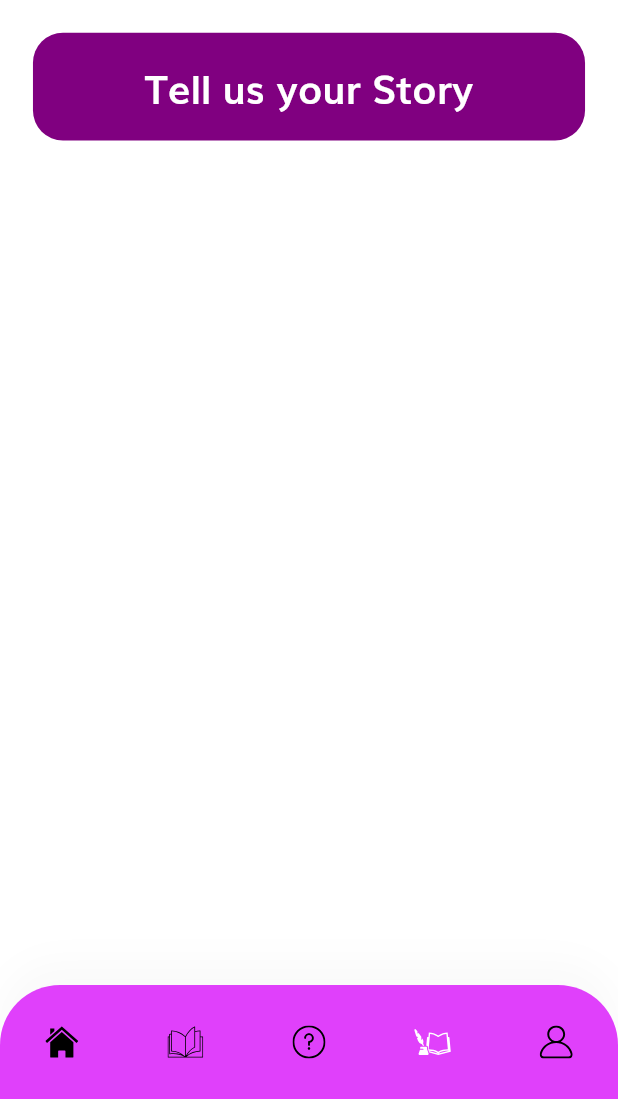
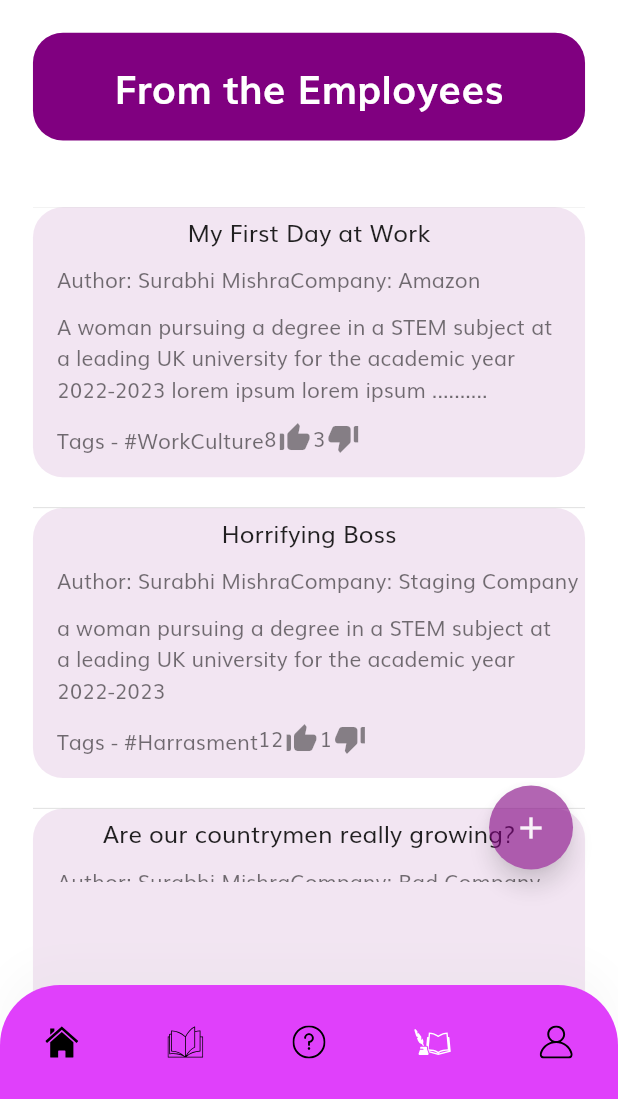
Before and after one commit to SurabhiMishra/EmpowHER-App, a Flutter app: the StoryScreen screen opened by its route, on a phone screen of 412 x 824 dp, the part 137-1236 px from its top. Run offline on Flutter 3.47's test engine with Material 2 defaults, Android fonts, the phone set to English and light mode, and no system bars; our stand-ins replace flutter_svg.

Commit message:
story page

```diff
--- a/lib/routes.dart
+++ b/lib/routes.dart
@@ -12,6 +12,7 @@ import 'package:shop_app/screens/otp/otp_screen.dart';
 import 'package:shop_app/screens/profile/profile_screen.dart';
 import 'package:shop_app/screens/sign_in/sign_in_screen.dart';
 import 'package:shop_app/screens/splash/splash_screen.dart';
+import 'package:shop_app/story/components/add_story.dart';
 import 'package:shop_app/story/story_screen.dart';
 
 import 'screens/sign_up/sign_up_screen.dart';
@@ -34,4 +35,5 @@ final Map<String, WidgetBuilder> routes = {
   ResourcesScreen.routeName: (context) => ResourcesScreen(),
   StoryScreen.routeName: (context) => StoryScreen(),
   AddOpportunity.routeName : (context) => AddOpportunity(),
+  AddStory.routeName : (context) => AddStory(),
 };
--- a/lib/screens/home/components/opportunities.dart
+++ b/lib/screens/home/components/opportunities.dart
@@ -1,12 +1,12 @@
 import 'package:flutter/material.dart';
-class Opportunities{
+
+class Opportunities {
   Opportunities({
     required this.name,
     required this.url,
     required this.deadline,
     required this.eligibility,
-}
-      );
+  });
 
   String? name;
   String? url;
--- /dev/null
+++ b/lib/story/components/stories.dart
@@ -0,0 +1,21 @@
+import 'package:flutter/material.dart';
+
+class Stories {
+  Stories({
+    required this.name,
+    required this.story,
+    required this.company,
+    required this.by,
+    required this.tags,
+    required this.upvotes,
+    required this.downvotes,
+  });
+
+  String? name;
+  String? story;
+  String? company;
+  String? by;
+  String tags;
+  int upvotes = 0;
+  int downvotes = 0;
+}
--- /dev/null
+++ b/lib/story/components/story_list_tile.dart
@@ -0,0 +1,73 @@
+import 'package:flutter/material.dart';
+import 'package:shop_app/constants.dart';
+import 'package:shop_app/story/components/stories.dart';
+
+class StoryListTile extends StatelessWidget {
+  // const StoryListTile({Key? key}) : super(key: key);
+
+  const StoryListTile({required this.oppor});
+
+  final Stories oppor;
+
+  @override
+  Widget build(BuildContext context) {
+    return Padding(
+      padding: EdgeInsets.fromLTRB(0, 0, 0, 20),
+      child: ListTile(
+        shape:
+            RoundedRectangleBorder(borderRadius: BorderRadius.circular(20.0)),
+        tileColor: kSecondaryColor.withOpacity(0.1),
+        title: Center(
+            child: Text(
+          "${oppor.name}",
+          textAlign: TextAlign.center,
+        )),
+        subtitle: Column(
+          crossAxisAlignment: CrossAxisAlignment.start,
+          children: [
+            SizedBox(
+              height: 10,
+            ),
+            Row(
+              children: [
+                Text(
+                  "Author: ${oppor.by}",
+                ),
+                Text(
+                  "Company: ${oppor.company}",
+                ),
+              ],
+            ),
+            SizedBox(
+              height: 10,
+            ),
+            Text("${oppor.story}"),
+            SizedBox(
+              height: 10,
+            ),
+            Row(
+              crossAxisAlignment: CrossAxisAlignment.end,
+              children: [
+                Text('Tags - '),
+                Flexible(child: Text(oppor.tags)),
+                Row(
+                  children: [
+                    Text('${oppor.upvotes}'),
+                    Icon(Icons.thumb_up_alt)
+                  ],
+                ),
+                Row(
+                  children: [
+                    Text('${oppor.downvotes}'),
+                    Icon(Icons.thumb_down_alt)
+                  ],
+                ),
+              ],
+            ),
+            SizedBox(height: 10),
+          ],
+        ),
+      ),
+    );
+  }
+}
--- a/lib/story/story_screen.dart
+++ b/lib/story/story_screen.dart
@@ -1,8 +1,43 @@
 import 'package:flutter/material.dart';
+import 'package:shop_app/constants.dart';
 import 'package:shop_app/components/custom_bottom_nav_bar.dart';
 import 'package:shop_app/enums.dart';
 import 'package:shop_app/screens/home/components/home_header.dart';
 import 'package:shop_app/size_config.dart';
+import 'package:shop_app/story/components/add_story.dart';
+import 'package:shop_app/story/components/story_list_tile.dart';
+import 'package:shop_app/screens/home/components/list_item_builder.dart';
+import 'package:shop_app/story/components/stories.dart';
+
+List<Stories> opporValues = [
+  Stories(
+      name: "My First Day at Work",
+      company: "Amazon",
+      by: "Surabhi Mishra",
+      story:
+          "A woman pursuing a degree in a STEM subject at a leading UK university for the academic year 2022-2023 lorem ipsum lorem ipsum ..........",
+      upvotes: 8,
+      downvotes: 3,
+      tags: "#WorkCulture"),
+  Stories(
+      name: "Horrifying Boss",
+      company: "Staging Company",
+      by: "Surabhi Mishra",
+      story:
+          "a woman pursuing a degree in a STEM subject at a leading UK university for the academic year 2022-2023",
+      upvotes: 12,
+      downvotes: 1,
+      tags: "#Harrasment"),
+  Stories(
+      name: "Are our countrymen really growing?",
+      company: "Bad Company",
+      by: "Surabhi Mishra",
+      story:
+          "a woman pursuing a degree in a STEM subject at a leading UK university for the academic year 2022-2023",
+      upvotes: 14,
+      downvotes: 1,
+      tags: "#GenderInequality"),
+];
 
 class StoryScreen extends StatefulWidget {
   static String routeName = "/story";
@@ -20,7 +55,6 @@ class _StoryScreenState extends State<StoryScreen> {
       body: _buildContents(context),
       bottomNavigationBar: CustomBottomNavBar(selectedMenu: MenuState.story),
     );
-    ;
   }
 }
 
@@ -42,19 +76,56 @@ Widget _buildContents(BuildContext context) {
             color: Color(0xFF800080),
             borderRadius: BorderRadius.circular(20),
           ),
-          child:
-              Center(
-                child: Text(
-                  "Tell us your Story",
-                  style: TextStyle(
-                    color: Colors.white,
-                    fontSize: getProportionateScreenWidth(24),
-                    fontWeight: FontWeight.bold,
+          child: Center(
+            child: Text(
+              "From the Employees",
+              style: TextStyle(
+                color: Colors.white,
+                fontSize: getProportionateScreenWidth(24),
+                fontWeight: FontWeight.bold,
+              ),
+            ),
+          ),
+        ),
+        Container(
+          height: 450,
+          margin: EdgeInsets.all(getProportionateScreenWidth(20)),
+          child: Stack(children: [
+            StreamBuilder<List<Stories>>(
+              stream: opporStream(),
+              builder: (context, snapshot) {
+                return ListItemBuilder<Stories>(
+                  snapshot: snapshot,
+                  itemBuilder: (context, oppor) => StoryListTile(
+                    oppor: oppor,
+                    // onTap: () => _showReport(context,report),
+                  ),
+                );
+              },
+            ),
+            Align(
+              alignment: Alignment.bottomRight,
+              // add your floating action button
+              child: Opacity(
+                opacity: 0.6,
+                child: Padding(
+                  padding: const EdgeInsets.all(8.0),
+                  child: FloatingActionButton(
+                    backgroundColor: kPrimaryColor,
+                    onPressed: () =>
+                        Navigator.pushNamed(context, AddStory.routeName),
+                    child: Icon(Icons.add),
                   ),
                 ),
               ),
+            ),
+          ]),
         ),
       ],
     ),
   );
 }
+
+Stream<List<Stories>> opporStream() {
+  return Stream.value(opporValues);
+}
```
Also changed, not shown: lib/story/components/add_story.dart (added, +173 -0 lines), pubspec.lock.
